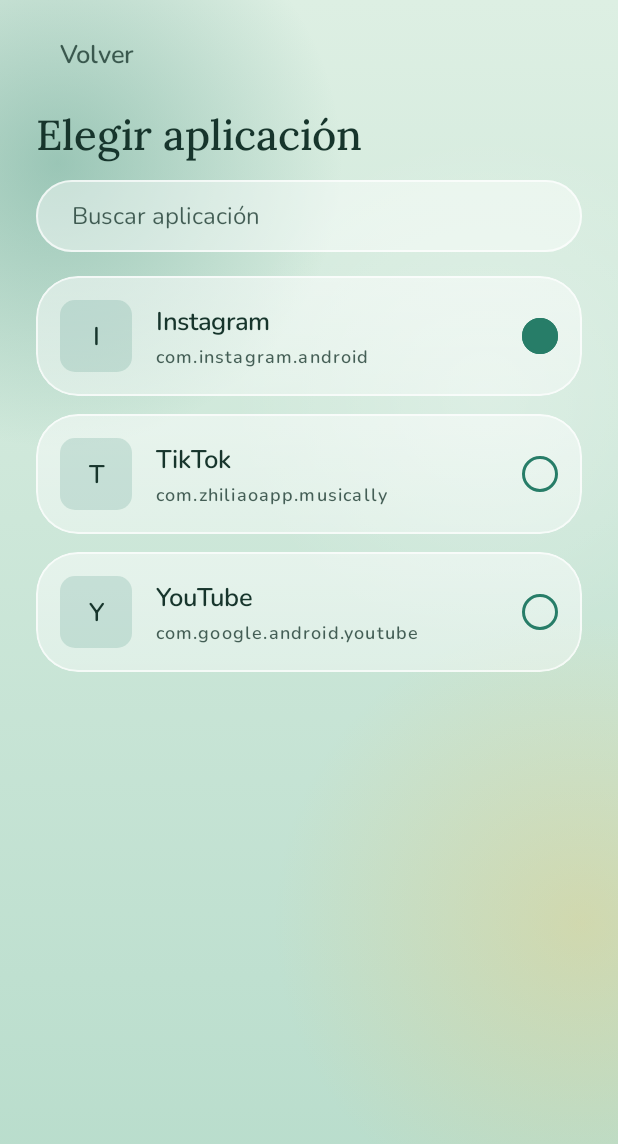
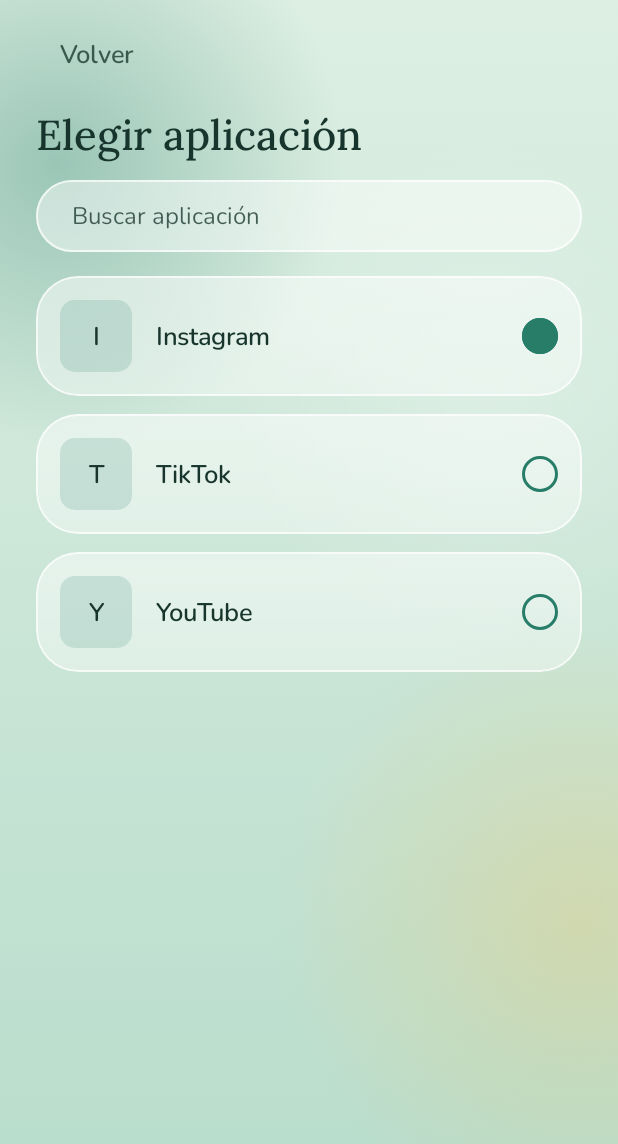
Before and after one commit to josecastroo/lograre, an Android app built with Jetpack Compose: the @Preview function AppPickerLightPreview, on a phone screen of 412 x 824 dp. Shown: the top 1144 px of the screen. Run offline under Robolectric (Android 15) with nearby library versions, the phone set to English and light mode, and no system bars.

Commit message:
ui: show only app name in AppPickerScreen without package name

```diff
--- a/app/src/main/java/com/lograre/app/ui/main/AppPickerScreen.kt
+++ b/app/src/main/java/com/lograre/app/ui/main/AppPickerScreen.kt
@@ -221,25 +221,14 @@ private fun PickerAppCard(
                 size = ZenDimens.AppIconSize
             )
 
-            Column(
-                modifier = Modifier.weight(1f),
-                verticalArrangement = Arrangement.spacedBy(ZenDimens.Space4)
-            ) {
             Text(
                 text = app.label,
                 style = typo.subtitle,
                 color = palette.text,
                 maxLines = 1,
-                    overflow = TextOverflow.Ellipsis
+                overflow = TextOverflow.Ellipsis,
+                modifier = Modifier.weight(1f)
             )
-                Text(
-                    text = app.packageName,
-                    style = typo.label,
-                    color = palette.textSecondary,
-                    maxLines = 1,
-                    overflow = TextOverflow.Ellipsis
-                )
-            }
 
             Box(
                 modifier = Modifier
```
Lines whose indentation alone changed are shown as unchanged.
